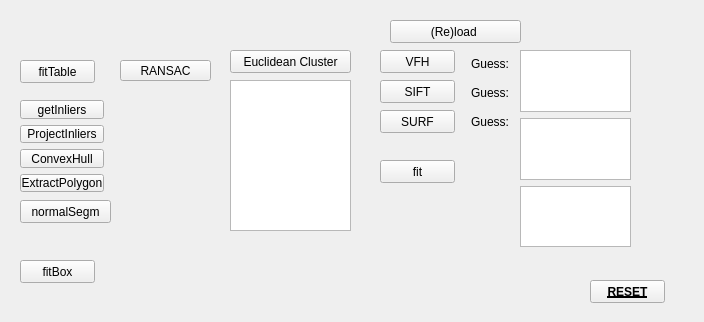
Qt form components/objectDetectionTester/src/guiDlg.ui (robocomp/perception) before a commit.
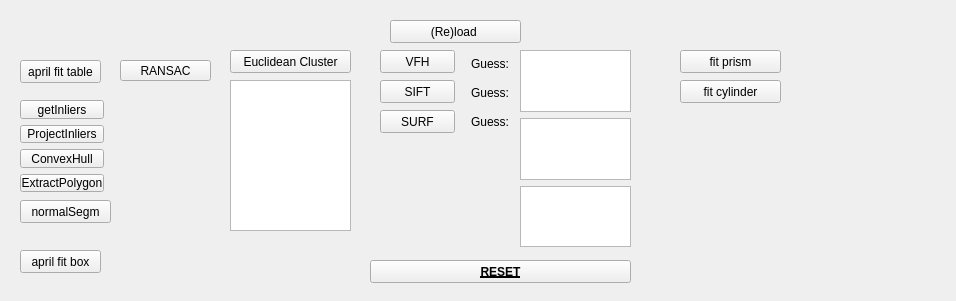
The same form after that commit.

The edit to the form file:
```diff
--- a/components/objectDetectionTester/src/guiDlg.ui
+++ b/components/objectDetectionTester/src/guiDlg.ui
@@ -6,8 +6,8 @@
    <rect>
     <x>0</x>
     <y>0</y>
-    <width>704</width>
-    <height>322</height>
+    <width>956</width>
+    <height>301</height>
    </rect>
   </property>
   <property name="windowTitle">
@@ -18,25 +18,25 @@
     <rect>
      <x>20</x>
      <y>60</y>
-     <width>75</width>
+     <width>81</width>
      <height>23</height>
     </rect>
    </property>
    <property name="text">
-    <string>fitTable</string>
+    <string>april fit table</string>
    </property>
   </widget>
   <widget class="QPushButton" name="fit_box_button">
    <property name="geometry">
     <rect>
-     <x>20</x>
-     <y>260</y>
-     <width>75</width>
+     <x>680</x>
+     <y>80</y>
+     <width>101</width>
      <height>23</height>
     </rect>
    </property>
    <property name="text">
-    <string>fitBox</string>
+    <string>fit cylinder</string>
    </property>
   </widget>
   <widget class="QSplitter" name="splitter">
@@ -162,22 +162,22 @@
   <widget class="QPushButton" name="pushButton_4">
    <property name="geometry">
     <rect>
-     <x>380</x>
-     <y>160</y>
-     <width>75</width>
+     <x>680</x>
+     <y>50</y>
+     <width>101</width>
      <height>23</height>
     </rect>
    </property>
    <property name="text">
-    <string>fit</string>
+    <string>fit prism</string>
    </property>
   </widget>
   <widget class="QPushButton" name="reset_button">
    <property name="geometry">
     <rect>
-     <x>590</x>
-     <y>280</y>
-     <width>75</width>
+     <x>370</x>
+     <y>260</y>
+     <width>261</width>
      <height>23</height>
     </rect>
    </property>
@@ -272,6 +272,19 @@
     <string>normalSegm</string>
    </property>
   </widget>
+  <widget class="QPushButton" name="april_fit_box_button">
+   <property name="geometry">
+    <rect>
+     <x>20</x>
+     <y>250</y>
+     <width>81</width>
+     <height>23</height>
+    </rect>
+   </property>
+   <property name="text">
+    <string>april fit box</string>
+   </property>
+  </widget>
  </widget>
  <resources/>
  <connections/>
```
Left out of the diff: 6 changed lines with no effect on the pictures.
